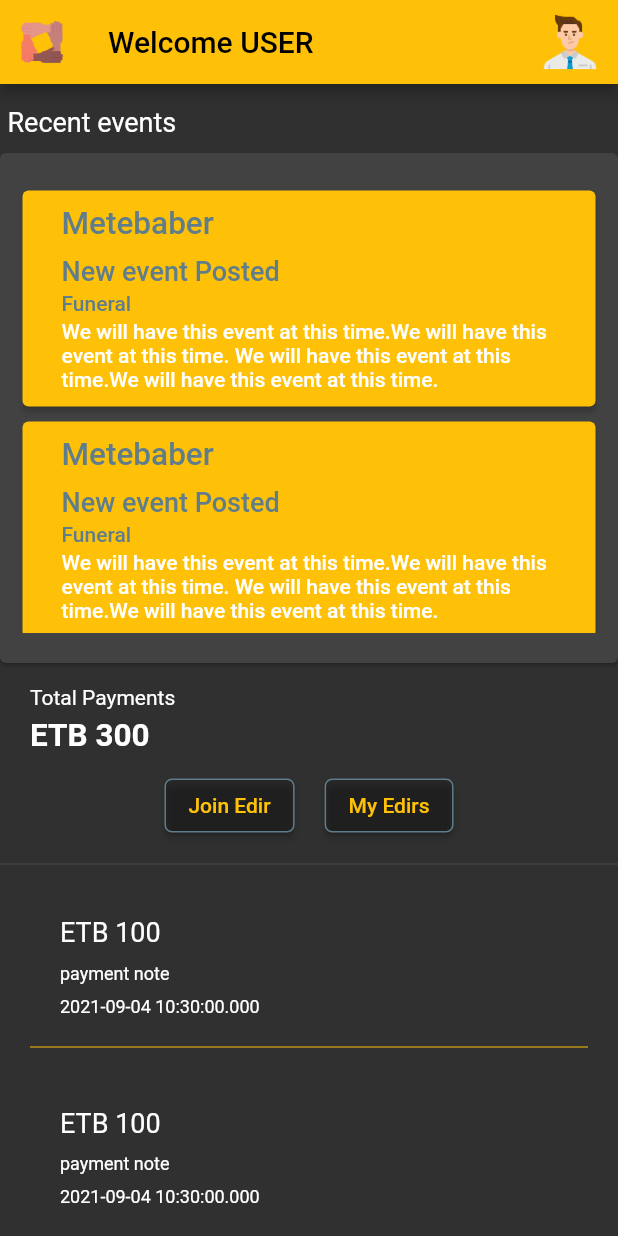
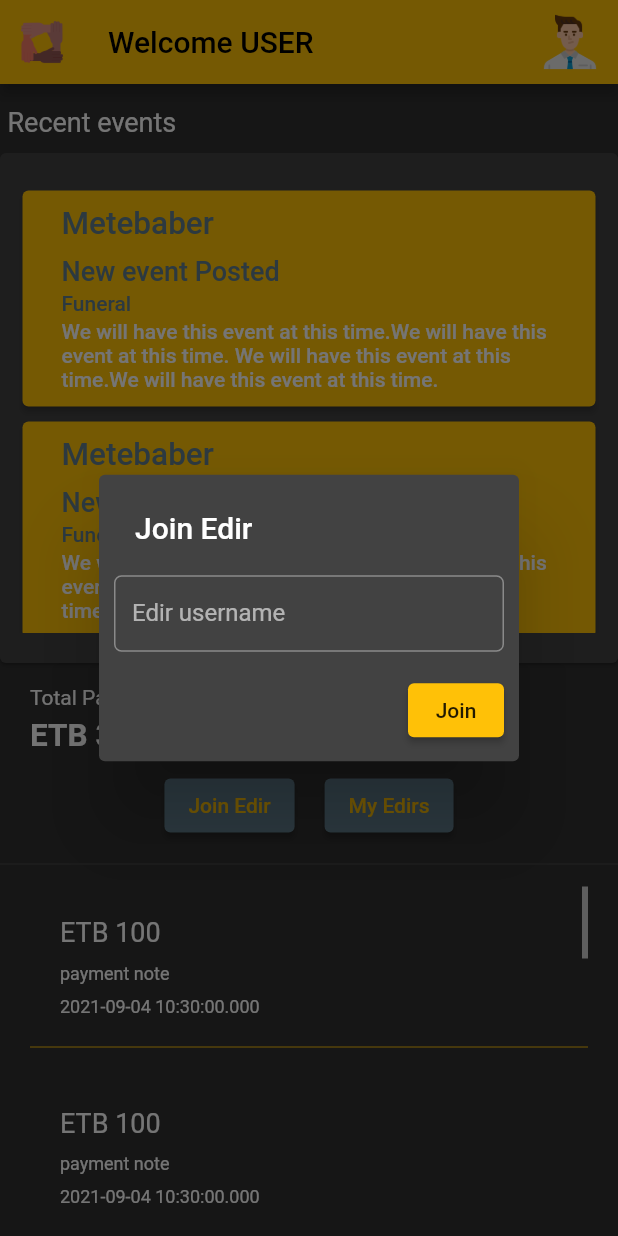
Before and after one commit to runtimeterror-aait/edir_frontend, a Flutter app: the screen it shows after launch, after a tap on "Join Edir", on a phone screen of 412 x 824 dp. Run offline on Flutter 3.47's test engine with Material 2 defaults, Android fonts, the phone set to English and light mode, and no system bars; our stand-ins replace carousel_slider, flutter_svg.

Commit message:
finished join edir dialog

```diff
--- a/lib/presentation/user/dashboard/user_dashboard_page.dart
+++ b/lib/presentation/user/dashboard/user_dashboard_page.dart
@@ -3,6 +3,7 @@ import 'package:edir/presentation/core/appbar.dart';
 import 'package:edir/presentation/core/signin_and_register_form.dart';
 import 'package:edir/presentation/core/styles.dart';
 import 'package:edir/presentation/user/dashboard/widgets/user_dashboard_events_card.dart';
+import 'package:flutter/cupertino.dart';
 import 'package:flutter/material.dart';
 
 class UserDashboardPage extends StatefulWidget {
@@ -17,6 +18,7 @@ class _UserDashboardPageState extends State<UserDashboardPage>
   @override
   Widget build(BuildContext context) {
     return Scaffold(
+      resizeToAvoidBottomInset: false,
       appBar: AppBar(
         iconTheme: IconThemeData(color: Colors.black),
         textTheme: Theme.of(context).textTheme.apply(
@@ -65,20 +67,17 @@ class _UserDashboardPageState extends State<UserDashboardPage>
                   mainAxisAlignment: MainAxisAlignment.center,
                   children: [
                     ElevatedButton(
-                      onPressed: () {},
+                      onPressed: () {
+                        _joinEdirDialog(context);
+                      },
                       child: Text(
                         "Join Edir",
                         style: TextStyle(color: Colors.amber),
                       ),
                       style: ButtonStyle(
                         backgroundColor:
-                            MaterialStateProperty.all(Colors.black12),
-                        shape: MaterialStateProperty.all(
-                          RoundedRectangleBorder(
-                            borderRadius: BorderRadius.circular(5),
-                            side: BorderSide(color: Colors.blueGrey),
-                          ),
-                        ),
+                            MaterialStateProperty.all(Colors.blueGrey),
+                        //
                       ),
                     ),
                     SizedBox(
@@ -92,13 +91,7 @@ class _UserDashboardPageState extends State<UserDashboardPage>
                       ),
                       style: ButtonStyle(
                         backgroundColor:
-                            MaterialStateProperty.all(Colors.black12),
-                        shape: MaterialStateProperty.all(
-                          RoundedRectangleBorder(
-                            borderRadius: BorderRadius.circular(5),
-                            side: BorderSide(color: Colors.blueGrey),
-                          ),
-                        ),
+                            MaterialStateProperty.all(Colors.blueGrey),
                       ),
                     )
                   ],
@@ -131,4 +124,38 @@ class _UserDashboardPageState extends State<UserDashboardPage>
       ),
     );
   }
+
+  void _joinEdirDialog(BuildContext context) {
+    showDialog(
+      context: context,
+      builder: (context) => SimpleDialog(
+        title: Text('Join Edir'),
+        children: [
+          SizedBox(
+            height: 10,
+          ),
+          Form(
+            child: Column(
+              crossAxisAlignment: CrossAxisAlignment.end,
+              children: [
+                TextFormField(
+                  decoration: InputDecoration(
+                      isDense: true, labelText: "Edir username"),
+                ),
+                SizedBox(
+                  height: 15,
+                ),
+                ElevatedButton(
+                  onPressed: () {},
+                  child: Text("Join"),
+                  style: raisedButtonStyleNormal,
+                )
+              ],
+            ),
+          )
+        ],
+        contentPadding: const EdgeInsets.all(10),
+      ),
+    );
+  }
 }
--- a/lib/presentation/user/dashboard/widgets/user_dashboard_events_card.dart
+++ b/lib/presentation/user/dashboard/widgets/user_dashboard_events_card.dart
@@ -35,6 +35,7 @@ class UserDashboardEventsCard extends StatelessWidget with Styles {
           child: Container(
             height: 300,
             child: ListView(
+              controller: ScrollController(keepScrollOffset: false),
               padding: const EdgeInsets.all(5),
               children: [
                 for (Map eventContainer in eventContainerInputs)
```
